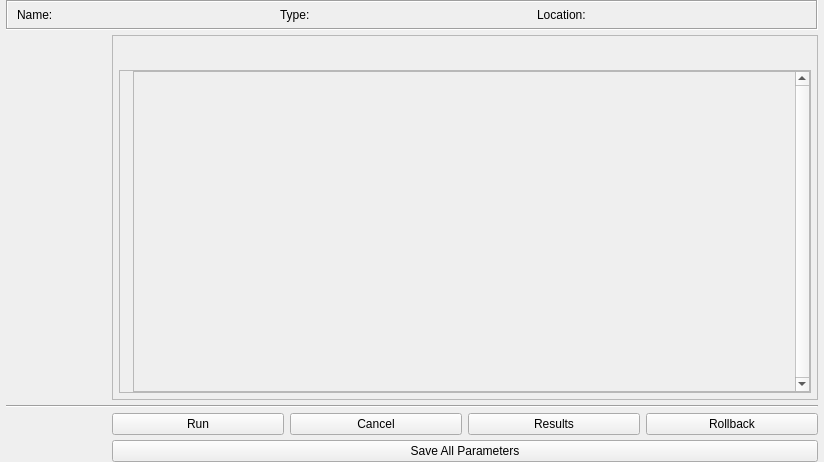
NHERI-SimCenter/WE-UQ, file CFD/UI/cwe_parameters.ui: the form before one commit.
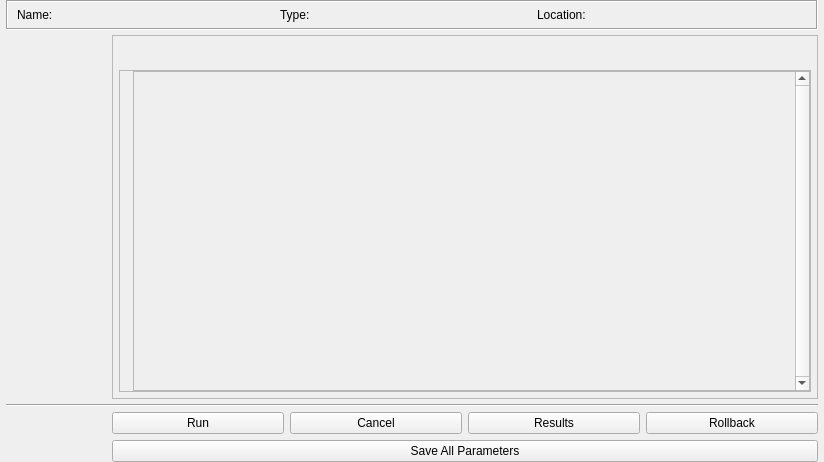
The form after the commit.

Commit message: trim CFD parameters UI

Patch:
```diff
--- a/CFD/UI/cwe_parameters.ui
+++ b/CFD/UI/cwe_parameters.ui
@@ -100,41 +100,6 @@
      </layout>
     </widget>
    </item>
-   <item row="4" column="1">
-    <widget class="QPushButton" name="pbtn_run">
-     <property name="text">
-      <string>Run</string>
-     </property>
-    </widget>
-   </item>
-   <item row="4" column="2">
-    <widget class="QPushButton" name="pbtn_cancel">
-     <property name="text">
-      <string>Cancel</string>
-     </property>
-    </widget>
-   </item>
-   <item row="4" column="3">
-    <widget class="QPushButton" name="pbtn_results">
-     <property name="text">
-      <string>Results</string>
-     </property>
-    </widget>
-   </item>
-   <item row="4" column="4">
-    <widget class="QPushButton" name="pbtn_rollback">
-     <property name="text">
-      <string>Rollback</string>
-     </property>
-    </widget>
-   </item>
-   <item row="5" column="1" colspan="4">
-    <widget class="QPushButton" name="pbtn_saveAllParameters">
-     <property name="text">
-      <string>Save All Parameters</string>
-     </property>
-    </widget>
-   </item>
    <item row="2" column="1" colspan="4">
     <widget class="QFrame" name="frame_2">
      <property name="frameShape">
@@ -219,7 +184,7 @@
               <x>0</x>
               <y>0</y>
               <width>658</width>
-              <height>307</height>
+              <height>302</height>
              </rect>
             </property>
             <layout class="QVBoxLayout" name="paramSpaceLayout"/>
@@ -337,6 +302,65 @@
      </layout>
     </widget>
    </item>
+   <item row="4" column="1" colspan="4">
+    <widget class="QFrame" name="buttonGroup">
+     <property name="frameShape">
+      <enum>QFrame::NoFrame</enum>
+     </property>
+     <property name="frameShadow">
+      <enum>QFrame::Raised</enum>
+     </property>
+     <layout class="QGridLayout" name="gridLayout_3">
+      <property name="leftMargin">
+       <number>0</number>
+      </property>
+      <property name="topMargin">
+       <number>0</number>
+      </property>
+      <property name="rightMargin">
+       <number>0</number>
+      </property>
+      <property name="bottomMargin">
+       <number>0</number>
+      </property>
+      <item row="0" column="1">
+       <widget class="QPushButton" name="pbtn_cancel">
+        <property name="text">
+         <string>Cancel</string>
+        </property>
+       </widget>
+      </item>
+      <item row="0" column="2">
+       <widget class="QPushButton" name="pbtn_results">
+        <property name="text">
+         <string>Results</string>
+        </property>
+       </widget>
+      </item>
+      <item row="0" column="3">
+       <widget class="QPushButton" name="pbtn_rollback">
+        <property name="text">
+         <string>Rollback</string>
+        </property>
+       </widget>
+      </item>
+      <item row="0" column="0">
+       <widget class="QPushButton" name="pbtn_run">
+        <property name="text">
+         <string>Run</string>
+        </property>
+       </widget>
+      </item>
+      <item row="1" column="0" colspan="4">
+       <widget class="QPushButton" name="pbtn_saveAllParameters">
+        <property name="text">
+         <string>Save All Parameters</string>
+        </property>
+       </widget>
+      </item>
+     </layout>
+    </widget>
+   </item>
    <item row="3" column="0" colspan="5">
     <widget class="Line" name="line">
      <property name="minimumSize">
```
Left out of the diff: 2 changed lines with no effect on the pictures. The commit also changes 1 other file.
